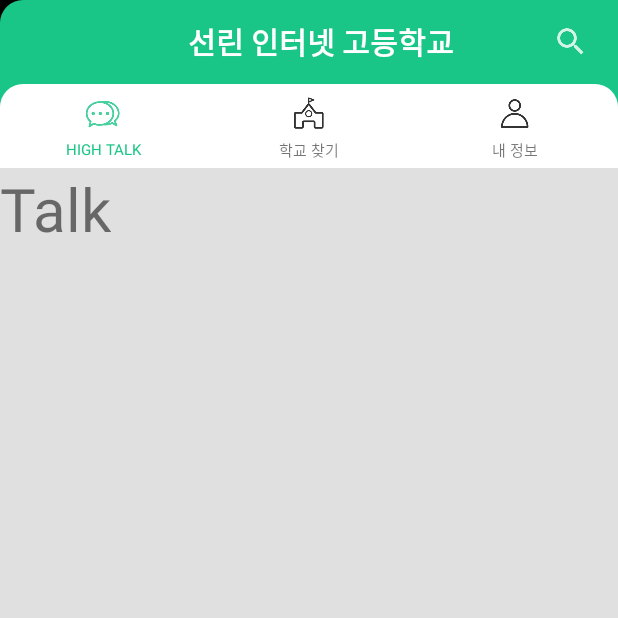
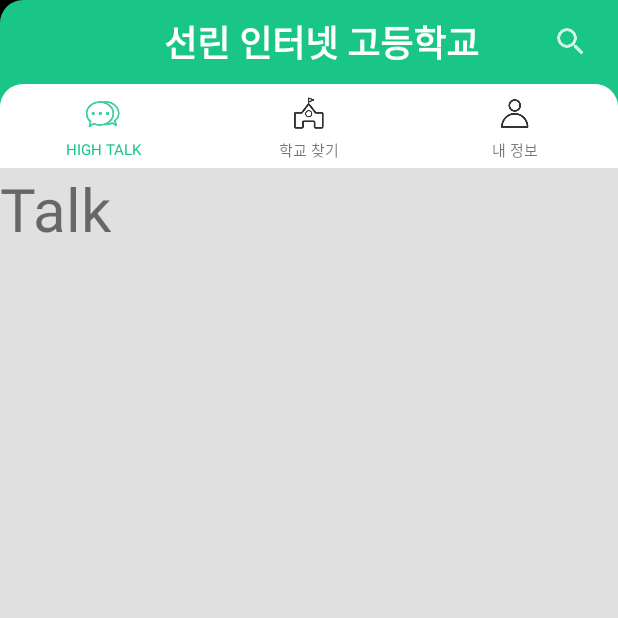
Before and after one commit to dudco/highjinro, an Android app: the screen it shows after launch (MainActivity), on a phone screen of 412 x 824 dp, the top half of it. Run offline under Robolectric (Android 15) with nearby library versions, the phone set to English and light mode, and no system bars; our stand-ins replace data binding; Roboto replaces fonts that are not available here; 4 statements that could not run were skipped.

Commit message:
Set Font

```diff
--- a/app/src/main/java/com/example/dudco/highjinro/MainActivity.java
+++ b/app/src/main/java/com/example/dudco/highjinro/MainActivity.java
@@ -1,6 +1,7 @@
 package com.example.dudco.highjinro;
 
 import android.databinding.DataBindingUtil;
+import android.graphics.Typeface;
 import android.os.Bundle;
 import android.support.design.widget.TabLayout;
 import android.support.v4.content.ContextCompat;
@@ -9,6 +10,7 @@ import android.support.v7.app.AppCompatActivity;
 import android.view.LayoutInflater;
 import android.view.View;
 import android.view.ViewGroup;
+import android.widget.TextView;
 
 import com.example.dudco.highjinro.databinding.ActivityMainBinding;
 import com.example.dudco.highjinro.databinding.ItemTabBinding;
@@ -16,6 +18,9 @@ import com.example.dudco.highjinro.databinding.ItemTabBinding;
 public class MainActivity extends AppCompatActivity {
     private ActivityMainBinding binding;
     private ItemTabBinding tabTalkBinding,tabShcoolBinding,tabMyInfoBinding;
+
+    private static final String FONT_B = "fonts/08SeoulNamsanM.ttf";
+    private static final String FONT = "fonts/08SeoulNamsanL.ttf";
 
     @Override
     protected void onCreate(Bundle savedInstanceState) {
@@ -25,6 +30,8 @@ public class MainActivity extends AppCompatActivity {
         //toolbar custom
         LayoutInflater inflater = (LayoutInflater) getSystemService(LAYOUT_INFLATER_SERVICE);
         View toolbarView = inflater.inflate(R.layout.toolbar_layout, null);
+        TextView title = (TextView) toolbarView.findViewById(R.id.toolbar_title);
+        title.setTypeface(Typeface.createFromAsset(getAssets(), FONT_B));
         ActionBar.LayoutParams params = new ActionBar.LayoutParams(ViewGroup.LayoutParams.MATCH_PARENT, ViewGroup.LayoutParams.MATCH_PARENT);
 //        toolbarView.setLayoutParams(params);
 
@@ -33,24 +40,24 @@ public class MainActivity extends AppCompatActivity {
         getSupportActionBar().setDisplayShowCustomEnabled(true);
         getSupportActionBar().setDisplayShowTitleEnabled(false);
 
-
         View tab_talk = inflater.inflate(R.layout.item_tab, null);
-        tabTalkBinding = ItemTabBinding.bind(tab_talk);
+        tabTalkBinding = ItemTabBinding.bind(tab_talk); //binding
         tabTalkBinding.tabText.setText("HIGH TALK");
+        tabTalkBinding.tabText.setTypeface(Typeface.createFromAsset(getAssets(), FONT)); //setfont
         tabTalkBinding.tabText.setTextColor(ContextCompat.getColor(this, R.color.colorPrimary));
         tabTalkBinding.tabIcon.setImageDrawable(ContextCompat.getDrawable(this, R.drawable.ic_talk_click));
 
         View tab_school = inflater.inflate(R.layout.item_tab, null);
-        tabShcoolBinding = ItemTabBinding.bind(tab_school);
+        tabShcoolBinding = ItemTabBinding.bind(tab_school); //binding
+        tabShcoolBinding.tabText.setTypeface(Typeface.createFromAsset(getAssets(), FONT)); //setfont
         tabShcoolBinding.tabText.setText("학교 찾기");
         tabShcoolBinding.tabIcon.setImageDrawable(ContextCompat.getDrawable(this, R.drawable.ic_school_nonclick));
 
         View tab_myInfo = inflater.inflate(R.layout.item_tab, null);
-        tabMyInfoBinding = ItemTabBinding.bind(tab_myInfo);
+        tabMyInfoBinding = ItemTabBinding.bind(tab_myInfo); //binding
+        tabMyInfoBinding.tabText.setTypeface(Typeface.createFromAsset(getAssets(), FONT));//setfont
         tabMyInfoBinding.tabText.setText("내 정보");
         tabMyInfoBinding.tabIcon.setImageDrawable(ContextCompat.getDrawable(this, R.drawable.ic_human_nonclick));
-
-//        View tab_layout = inflater.inflate(R.layout.item_tab, null);
 
         binding.mainTab.addTab(binding.mainTab.newTab().setCustomView(tab_talk));
         binding.mainTab.addTab(binding.mainTab.newTab().setCustomView(tab_school));
--- a/app/src/main/res/layout/toolbar_layout.xml
+++ b/app/src/main/res/layout/toolbar_layout.xml
@@ -12,11 +12,12 @@
         android:layout_marginLeft="15dp"
         android:visibility="invisible"/>
     <TextView
+        android:id="@+id/toolbar_title"
         android:layout_width="match_parent"
         android:layout_height="match_parent"
         android:layout_weight="1"
         android:text="선린 인터넷 고등학교"
-        android:textSize="20sp"
+        android:textSize="24sp"
         android:textColor="@color/white"
         android:gravity="center"
         android:textStyle="bold"/>
```
Also changed, not shown: 2 other files.
